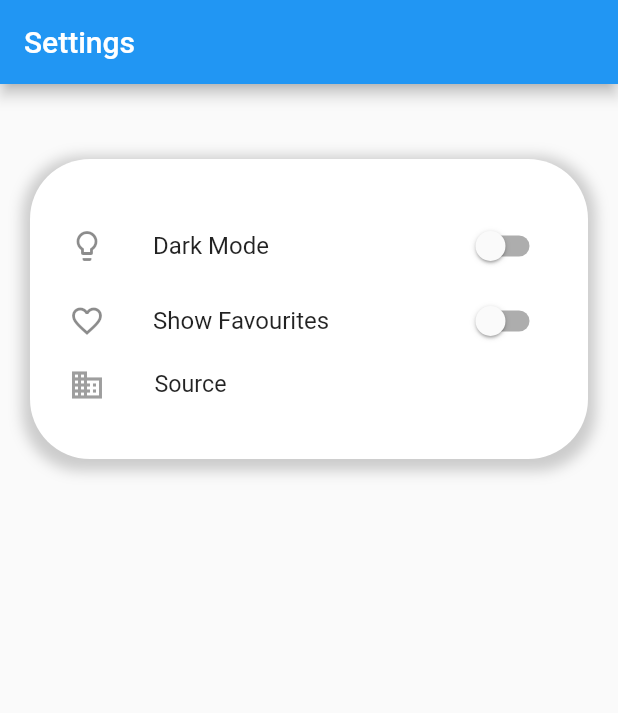
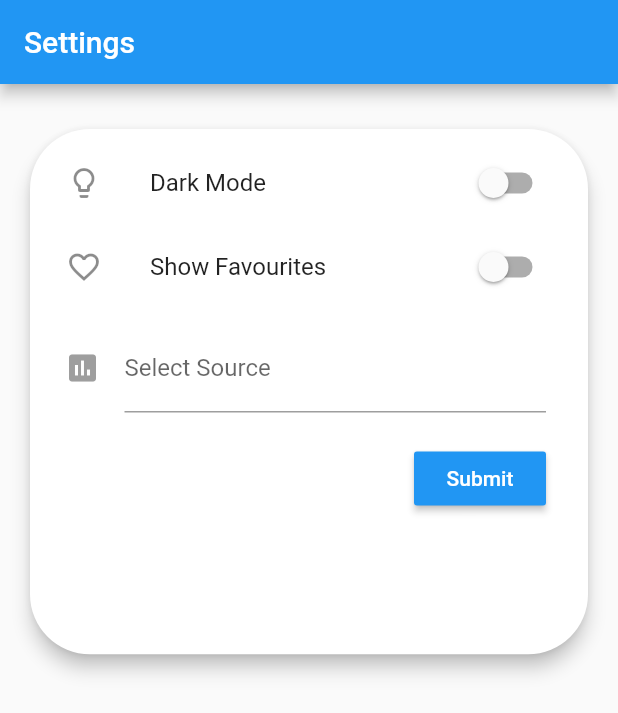
Before and after one commit to PalisadoesFoundation/pattoo-mobile, a Flutter app: the screen it shows after launch, on a phone screen of 412 x 824 dp. Shown: the top 713 px of the screen. Run offline on Flutter 3.47's test engine with Material 2 defaults, Android fonts, the light colour scheme and no system bars; our stand-ins replace charts_flutter.

Commit message:
Updated the source input from drop down menu, to text field

```diff
--- /dev/null
+++ b/lib/util/AspectRation.dart
@@ -0,0 +1,17 @@
+import 'package:flutter/widgets.dart';
+
+class SizeConfig {
+  static MediaQueryData _mediaQueryData;
+  static double screenWidth;
+  static double screenHeight;
+  static double blockSizeHorizontal;
+  static double blockSizeVertical;
+
+  void init(BuildContext context) {
+    _mediaQueryData = MediaQuery.of(context);
+    screenWidth = _mediaQueryData.size.width;
+    screenHeight = _mediaQueryData.size.height;
+    blockSizeHorizontal = screenWidth / 100;
+    blockSizeVertical = screenHeight / 100;
+  }
+}
--- a/lib/views/pages/SettingsScreen.dart
+++ b/lib/views/pages/SettingsScreen.dart
@@ -26,49 +26,8 @@ class _SettingsScreenState extends State<SettingsScreen> {
         child: Stack(
           children: <Widget>[
             SettingsContainer(),
-            Container(
-              margin: const EdgeInsets.only(top: 50.0),
-                child: Padding(
-                padding: EdgeInsets.all(30.0),
-                child: DarkModeWidget(),
-              ),
-            ),
-             Container(
-               margin: const EdgeInsets.only(top: 100.0),
-               child: Padding(
-                 padding: EdgeInsets.all(30.0),
-                 child: ShowFavWidget(),
-               ),
-             ),
-             Container(
-              margin: const EdgeInsets.only(top: 150.0),
-              child: Padding(
-                padding: EdgeInsets.fromLTRB(46, 30, 0, 0),
-                child: Row(
-                  children: <Widget>[
-                    Icon(Icons.business,
-                      color: Colors.grey,),
-                    SizedBox(
-                      width: 33.0,
-                      height: 10.0,
-                    ),
-                    Container(
-                      child:
-                      Text(
-                        'Source',
-                        style: TextStyle(fontSize: 15.5),
-                      ),
-                    ),
-                    SizedBox(
-                      height: MediaQuery.of(context).size.height * .05,
-                      width: MediaQuery.of(context).size.width * .3,
-                    ),
-                  ],
-                ),
-              ),
-            ),
-          ],
-        ),
+  ],
+      ),
       ),
 
     );
--- a/lib/widgets/SettingsContainer.dart
+++ b/lib/widgets/SettingsContainer.dart
@@ -1,5 +1,9 @@
 import 'package:flutter/cupertino.dart';
 import 'package:flutter/material.dart';
+import 'package:pattoomobile/util/AspectRation.dart';
+
+import 'DarkModeSwitch.dart';
+import 'ShowFavSwitch.dart';
 
 class SettingsContainer extends StatefulWidget {
 
@@ -8,8 +12,13 @@ class SettingsContainer extends StatefulWidget {
 }
 
 class _SettingsContainerState extends State<SettingsContainer> {
+  final formKey = GlobalKey<FormState>();
+  String _email, _password;
+
+
   @override
   Widget build(BuildContext context) {
+    SizeConfig().init(context);
     return Scaffold(
       body: OrientationBuilder(
         builder: (context, orientation) {
@@ -22,28 +31,69 @@ class _SettingsContainerState extends State<SettingsContainer> {
   }
   Widget _buildVerticalLayout()
   {
-  return Scaffold(
+    return new Scaffold(
+
         body: Container(
-      height: 500,
+          height: SizeConfig.blockSizeVertical * 51,
+          width: SizeConfig.blockSizeHorizontal * 150,
           color: Colors.transparent,
-  child: new Container(
-  margin: EdgeInsets.fromLTRB(20, 50, 20, 250),
-  decoration: new BoxDecoration(
-  color: Colors.white,
+          child: Card(
+            elevation:5,
+            margin: EdgeInsets.fromLTRB(20, 30, 20, 40),
+            shape:RoundedRectangleBorder(
               borderRadius: new BorderRadius.only(
                 topLeft: const Radius.circular(40.0),
                 topRight: const Radius.circular(40.0),
                 bottomLeft: const Radius.circular(40.0),
                 bottomRight: const Radius.circular(40.0),
               ),
-  boxShadow: [
-  BoxShadow(
-  color: Colors.grey.withOpacity(0.5),
-spreadRadius: 5,
-blurRadius: 7,
-  offset: Offset(0, 3), // changes position of shadow
+
             ),
+            child: Padding(
+              padding: EdgeInsets.all(8.0),
+              child: Form(
+                key: formKey,
+                child: Column(
+                  mainAxisSize: MainAxisSize.min,
+                  children: <Widget>[
+                    DarkModeWidget(),
+                    ShowFavWidget(),
+                    Container(
+                        child: Padding(
+                          padding: EdgeInsets.fromLTRB(15, 10, 20, 0),
+                          child: new TextFormField(
+                            decoration: InputDecoration(
+                                labelText: 'Select Source',
+                                icon: new Icon(
+                                  Icons.assessment,
+                                  color: Colors.grey,
+                                )
+                            ),
+                            validator: (input) => input.length < 8 ? 'You need at least 8 characters' : null, //add validator for the type of data source
+                            onSaved: (input) => _password = input,
+                          ),
+
+                        )
+                    ),
+                    Row(
+                      mainAxisAlignment: MainAxisAlignment.end,
+                      children: <Widget>[
+                        Padding(
+                          padding: const EdgeInsets.all(20.0),
+                          child: RaisedButton(
+                            color: Colors.blue,
+                            splashColor: Colors.blueAccent,
+                            onPressed: _submit,
+                            textColor: Colors.white,
+                            padding: const EdgeInsets.all(0.0),
+                            child: Text('Submit'),
+                          ),
+                        )
                       ],
+                    )
+                  ],
+                ),
+              ),
             ),
           ),
         ),
@@ -51,32 +101,81 @@ blurRadius: 7,
   }
 
   Widget _buildHorizontalLayout() {
-  return Scaffold(
+    return new Scaffold(
+
       body: Container(
-      height: MediaQuery.of(context).size.height * .7,
-      width: MediaQuery.of(context).size.width * 1,
+        height: SizeConfig.blockSizeVertical * 100,
+        width: SizeConfig.blockSizeHorizontal * 150,
         color: Colors.transparent,
-      child: new Container(
-        margin: EdgeInsets.fromLTRB(10, 30, 10, 10),
-        decoration: new BoxDecoration(
-          color: Colors.white,
+        child: Card(
+          elevation:5,
+          margin: EdgeInsets.fromLTRB(40, 10, 40, 0),
+          shape:RoundedRectangleBorder(
             borderRadius: new BorderRadius.only(
               topLeft: const Radius.circular(40.0),
               topRight: const Radius.circular(40.0),
               bottomLeft: const Radius.circular(40.0),
               bottomRight: const Radius.circular(40.0),
             ),
-          boxShadow: [
-            BoxShadow(
-              color: Colors.grey.withOpacity(0.5),
-              spreadRadius: 5,
-              blurRadius: 7,
-              offset: Offset(0, 3), // changes position of shadow
+
           ),
+          child: Padding(
+            padding: EdgeInsets.all(2.0),
+            child: Form(
+              key: formKey,
+              child: Column(
+                mainAxisSize: MainAxisSize.min,
+                children: <Widget>[
+                  DarkModeWidget(),
+                  ShowFavWidget(),
+                  Container(
+                      child: Padding(
+                        padding: EdgeInsets.fromLTRB(15, 10, 20, 0),
+                        child: new TextFormField(
+                          decoration: InputDecoration(
+                              labelText: 'Select Source',
+                              icon: new Icon(
+                                Icons.assessment,
+                                color: Colors.grey,
+                              )
+                          ),
+                          validator: (input) => input.length < 8 ? 'You need at least 8 characters' : null, //add validator for the type of data source
+                          onSaved: (input) => _password = input,
+                        ),
+
+                      )
+                  ),
+                  Row(
+                    mainAxisAlignment: MainAxisAlignment.end,
+                    children: <Widget>[
+                      Padding(
+                        padding: const EdgeInsets.all(20.0),
+                        child: RaisedButton(
+                          color: Colors.blue,
+                          splashColor: Colors.blueAccent,
+                          onPressed: _submit,
+                          textColor: Colors.white,
+                          padding: const EdgeInsets.all(0.0),
+                          child: Text('Submit'),
+                        ),
+                      )
                     ],
+                  )
+                ],
+              ),
+            ),
           ),
         ),
       ),
     );
   }
+
+
+  void _submit(){
+    if(formKey.currentState.validate()){
+      formKey.currentState.save();
+      print(_email);
+      print(_password);
     }
+  }
+}
```
Lines whose indentation alone changed are shown as unchanged.
